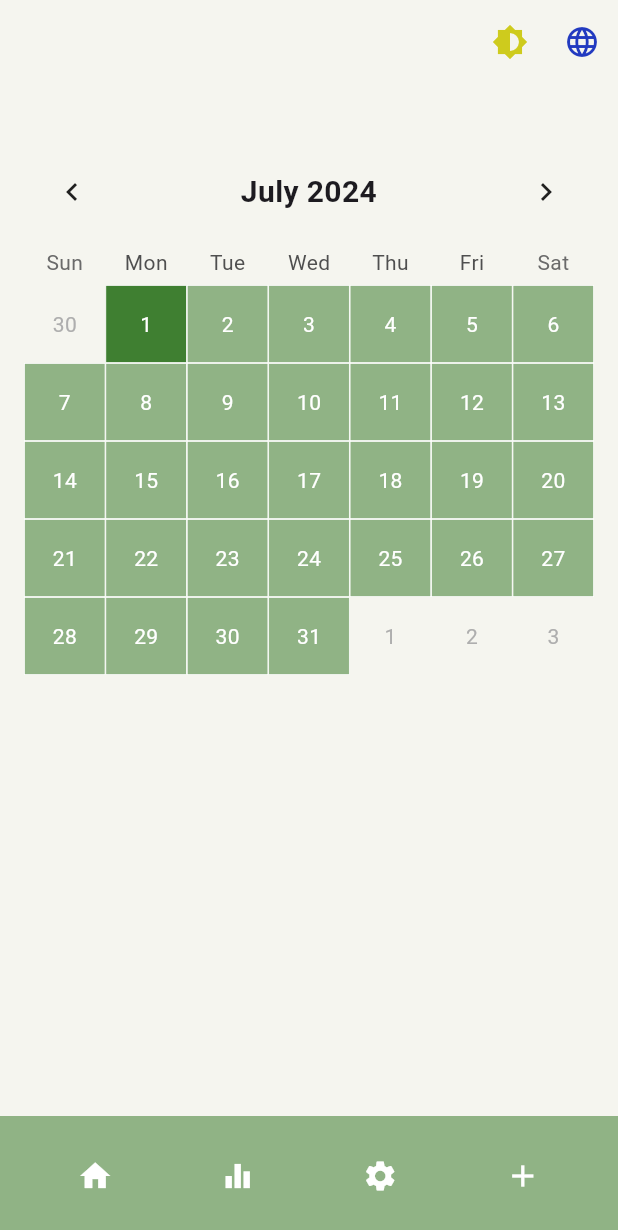
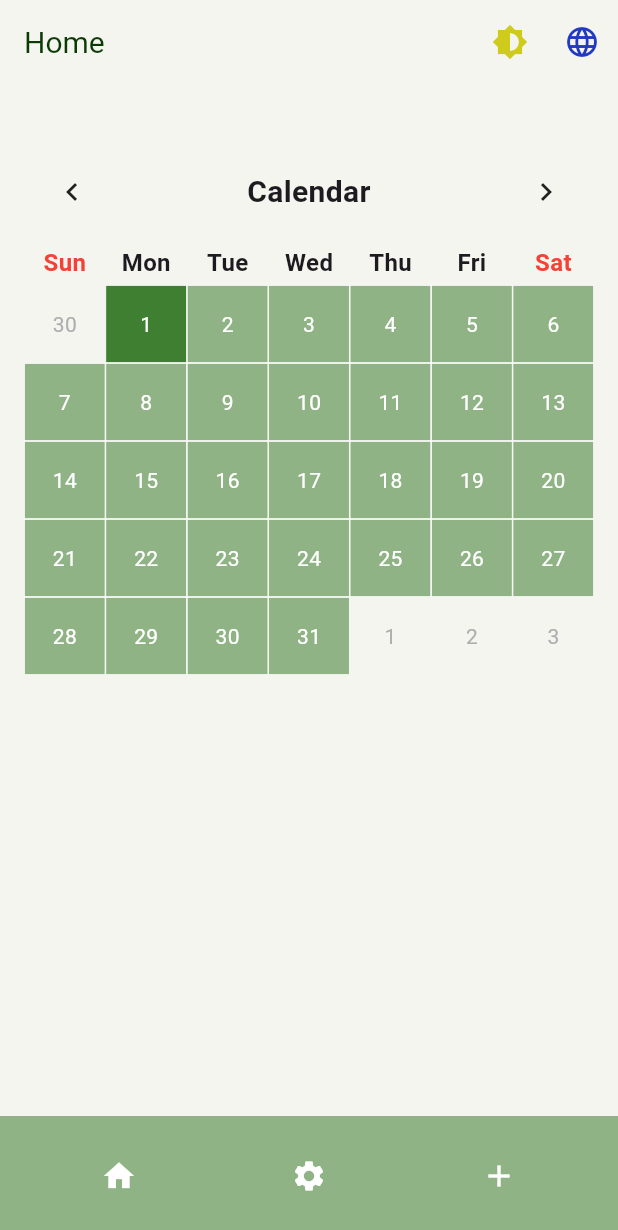
Before and after one commit to CMDF-team-project/Project, a Flutter app: the screen it shows after launch, after a tap on the "home" icon, on a phone screen of 412 x 824 dp. Shown: the top 1230 px of the screen. Run offline on Flutter 3.47's test engine with Material 3 defaults, Android fonts, the phone set to English and light mode, and no system bars; drawn by our look-alikes of table_calendar; our stand-ins replace connectivity_plus, firebase_core, firebase_database; accounts and stored records are empty.

Commit message:
add localization (partially)

```diff
--- /dev/null
+++ b/lib/app_localizations.dart
@@ -0,0 +1,54 @@
+import 'dart:convert';
+import 'package:flutter/material.dart';
+import 'package:flutter/services.dart';
+
+class AppLocalizations {
+  final Locale locale;
+
+  AppLocalizations(this.locale);
+
+  static AppLocalizations? of(BuildContext context) {
+    return Localizations.of<AppLocalizations>(context, AppLocalizations);
+  }
+
+  static const LocalizationsDelegate<AppLocalizations> delegate = _AppLocalizationsDelegate();
+
+  late Map<String, String> _localizedStrings;
+
+  Future<bool> load() async {
+    String jsonString = await rootBundle.loadString('lib/l10n/intl_${locale.languageCode}.json');
+    Map<String, dynamic> jsonMap = json.decode(jsonString);
+
+    _localizedStrings = jsonMap.map((key, value) {
+      return MapEntry(key, value.toString());
+    });
+
+    return true;
+  }
+
+
+  String? translate(String key) {
+    return _localizedStrings[key];
+  }
+}
+
+class _AppLocalizationsDelegate extends LocalizationsDelegate<AppLocalizations> {
+  const _AppLocalizationsDelegate();
+
+  @override
+  bool isSupported(Locale locale) {
+    return ['en', 'ru'].contains(locale.languageCode);
+  }
+
+  @override
+  Future<AppLocalizations> load(Locale locale) async {
+    AppLocalizations localizations = AppLocalizations(locale);
+    await localizations.load();
+    return localizations;
+  }
+
+  @override
+  bool shouldReload(covariant LocalizationsDelegate<AppLocalizations> old) {
+    return false;
+  }
+}
--- /dev/null
+++ b/lib/l10n/l10n.dart
@@ -0,0 +1,53 @@
+import 'package:flutter/material.dart';
+import 'package:intl/intl.dart';
+import 'dart:async';
+import 'dart:convert';
+import 'package:flutter/services.dart';
+
+class AppLocalizations {
+  final Locale locale;
+
+  AppLocalizations(this.locale);
+
+  static AppLocalizations? of(BuildContext context) {
+    return Localizations.of<AppLocalizations>(context, AppLocalizations);
+  }
+
+  static const LocalizationsDelegate<AppLocalizations> delegate = _AppLocalizationsDelegate();
+
+  Map<String, String>? _localizedStrings;
+
+  Future<bool> load() async {
+    String jsonString = await rootBundle.loadString('lib/l10n/intl_${locale.languageCode}.json');
+    Map<String, dynamic> jsonMap = json.decode(jsonString);
+
+    _localizedStrings = jsonMap.map((key, value) {
+      return MapEntry(key, value.toString());
+    });
+
+    return true;
+  }
+
+  String? translate(String key) {
+    return _localizedStrings?[key];
+  }
+}
+
+class _AppLocalizationsDelegate extends LocalizationsDelegate<AppLocalizations> {
+  const _AppLocalizationsDelegate();
+
+  @override
+  bool isSupported(Locale locale) {
+    return ['en', 'ru'].contains(locale.languageCode);
+  }
+
+  @override
+  Future<AppLocalizations> load(Locale locale) async {
+    AppLocalizations localizations = AppLocalizations(locale);
+    await localizations.load();
+    return localizations;
+  }
+
+  @override
+  bool shouldReload(_AppLocalizationsDelegate old) => false;
+}
--- /dev/null
+++ b/lib/locale_provider.dart
@@ -0,0 +1,36 @@
+import 'package:flutter/material.dart';
+
+class LocaleProvider with ChangeNotifier {
+  Locale _locale = const Locale('en');
+
+  Locale get locale => _locale;
+
+  void setLocale(Locale locale) {
+    if (!L10n.all.contains(locale)) return;
+    _locale = locale;
+    notifyListeners();
+  }
+
+  void clearLocale() {
+    _locale = const Locale('en');
+    notifyListeners();
+  }
+}
+
+class L10n {
+  static final all = [
+    const Locale('en'),
+    const Locale('ru'),
+  ];
+
+  static String getFlag(String code) {
+    switch (code) {
+      case 'en':
+        return '🇺🇸';
+      case 'ru':
+        return '🇷🇺';
+      default:
+        return '🇺🇸';
+    }
+  }
+}
--- a/lib/main.dart
+++ b/lib/main.dart
@@ -4,10 +4,14 @@ import 'package:provider/provider.dart';
 import 'package:team_project/additional_screens/splash_screen.dart';
 import 'package:team_project/connectivity/connectivity_service.dart';
 import 'package:team_project/firebase_options.dart';
+import 'package:team_project/l10n/l10n.dart';
 import 'package:team_project/screens/home_screen.dart';
 import 'package:team_project/storage/provider.dart';
 import 'package:connectivity_plus/connectivity_plus.dart';
 import 'package:flutter/material.dart';
+import 'package:flutter_localizations/flutter_localizations.dart';
+import 'package:team_project/app_localizations.dart' as app_localizations;
+import 'package:team_project/locale_provider.dart';
 
 late ConnectivityService connectionService;
 
@@ -19,8 +23,11 @@ Future<void> main() async {
 
   connectionService = await ConnectivityService(Connectivity()).init();
   runApp(
-    ChangeNotifierProvider(
-      create: (context) => MoodModel(),
+    MultiProvider(
+      providers: [
+        ChangeNotifierProvider(create: (context) => MoodModel()),
+        ChangeNotifierProvider(create: (context) => LocaleProvider()),
+      ],
       child: const MyApp(),
     ),
   );
@@ -32,13 +39,16 @@ class MyApp extends StatelessWidget {
   @override
   Widget build(BuildContext context) {
     final isDarkMode = Provider.of<MoodModel>(context).isDarkMode;
+    final localeProvider = Provider.of<LocaleProvider>(context);
+
     ThemeData darkTheme = ThemeData.dark().copyWith(
-      scaffoldBackgroundColor: Color.fromARGB(255, 39, 46, 37),
-      appBarTheme: AppBarTheme(backgroundColor: Color.fromARGB(255, 39, 46, 37),
-      titleTextStyle: TextStyle(color: Colors.white, fontSize: 20),
+      scaffoldBackgroundColor: const Color.fromARGB(255, 39, 46, 37),
+      appBarTheme: const AppBarTheme(
+        backgroundColor: Color.fromARGB(255, 39, 46, 37),
+        titleTextStyle: TextStyle(color: Colors.white, fontSize: 20),
       ),
-      bottomAppBarTheme: BottomAppBarTheme(color: Color.fromARGB(255, 17, 20, 16)),
-      textTheme: TextTheme(
+      bottomAppBarTheme: const BottomAppBarTheme(color: Color.fromARGB(255, 17, 20, 16)),
+      textTheme: const TextTheme(
         bodyLarge: TextStyle(color: Colors.white),
         bodyMedium: TextStyle(color: Colors.white),
         bodySmall: TextStyle(color: Colors.white),
@@ -49,7 +59,7 @@ class MyApp extends StatelessWidget {
         labelMedium: TextStyle(color: Colors.white),
         labelSmall: TextStyle(color: Colors.white),
       ),
-      dialogTheme: DialogTheme(
+      dialogTheme: const DialogTheme(
         titleTextStyle: TextStyle(color: Colors.white, fontSize: 20),
         backgroundColor: Color.fromARGB(255, 17, 20, 16),
       ),
@@ -57,21 +67,36 @@ class MyApp extends StatelessWidget {
     );
 
     ThemeData lightTheme = ThemeData(
-      scaffoldBackgroundColor: Color.fromARGB(255, 245, 245, 239),
-      appBarTheme: AppBarTheme(backgroundColor: Color.fromARGB(255, 245, 245, 239),
-      titleTextStyle: TextStyle(color: Color.fromARGB(255, 11, 58, 4), fontSize: 20),),
-      bottomAppBarTheme: BottomAppBarTheme(color: Color.fromARGB(255, 43, 114, 28).withOpacity(0.5)),
-      dialogTheme: DialogTheme(
+      scaffoldBackgroundColor: const Color.fromARGB(255, 245, 245, 239),
+      appBarTheme: const AppBarTheme(
+        backgroundColor: Color.fromARGB(255, 245, 245, 239),
         titleTextStyle: TextStyle(color: Color.fromARGB(255, 11, 58, 4), fontSize: 20),
       ),
-      textButtonTheme: TextButtonThemeData(style: TextButton.styleFrom(foregroundColor: Color.fromARGB(255, 11, 58, 4))),
+      bottomAppBarTheme: BottomAppBarTheme(color: const Color.fromARGB(255, 43, 114, 28).withOpacity(0.5)),
+      dialogTheme: const DialogTheme(
+        titleTextStyle: TextStyle(color: Color.fromARGB(255, 11, 58, 4), fontSize: 20),
+      ),
+      textButtonTheme: TextButtonThemeData(style: TextButton.styleFrom(foregroundColor: const Color.fromARGB(255, 11, 58, 4))),
     );
+
     return MaterialApp(
+      debugShowCheckedModeBanner: false,
+      localizationsDelegates: [
+        GlobalMaterialLocalizations.delegate,
+        GlobalWidgetsLocalizations.delegate,
+        app_localizations.AppLocalizations.delegate,
+      ],
+      supportedLocales: L10n.all,
+      locale: localeProvider.locale,
       theme: isDarkMode ? darkTheme : lightTheme,
       initialRoute: '/',
       routes: {
-        '/': (context) => SplashScreen(),
-        '/home': (context) => const HomeScreen(),
+        '/': (context) {
+          return SplashScreen();
+        },
+        '/home': (context) {
+          return const HomeScreen();
+        },
       },
     );
   }
--- a/lib/screens/home_screen.dart
+++ b/lib/screens/home_screen.dart
@@ -1,10 +1,13 @@
 import 'package:flutter/material.dart';
+import 'package:intl/intl.dart';
 import 'package:table_calendar/table_calendar.dart';
 import 'package:provider/provider.dart';
 import 'package:team_project/connectivity/core.dart';
 import 'package:team_project/dialogue/mood_dialogue.dart';
+import 'package:team_project/locale_provider.dart';
 import 'package:team_project/screens/mood_page.dart';
 import 'package:team_project/storage/provider.dart';
+import 'package:team_project/app_localizations.dart' as app_localizations;
 
 
 class HomeScreen extends StatefulWidget {
@@ -21,10 +24,12 @@ class _HomeScreenState extends State<HomeScreen>
   @override
   Widget buildPage(BuildContext context) {
     final model = Provider.of<MoodModel>(context);
+    final localeProvider = Provider.of<LocaleProvider>(context);
+    final localizations = app_localizations.AppLocalizations.of(context)!;
 
     return Scaffold(
       appBar: AppBar(
-
+        title: Text(localizations.translate('home_title') ?? 'Home'),
         actions: [
           IconButton(
             onPressed: () {
@@ -41,6 +46,24 @@ class _HomeScreenState extends State<HomeScreen>
               color: Color.fromARGB(255, 34, 58, 192),
             ),
             onPressed: () {
+              showDialog(
+                context: context,
+                builder: (context) => AlertDialog(
+                  title: Text(localizations.translate('select_language') ?? 'Select Language'),
+                  content: Column(
+                    mainAxisSize: MainAxisSize.min,
+                    children: L10n.all.map((locale) {
+                      return ListTile(
+                        title: Text(locale.languageCode.toUpperCase()),
+                        onTap: () {
+                          localeProvider.setLocale(locale);
+                          Navigator.of(context).pop();
+                        },
+                      );
+                    }).toList(),
+                  ),
+                ),
+              );
             },
           ),
         ],
@@ -57,6 +80,7 @@ class _HomeScreenState extends State<HomeScreen>
                 lastDay: DateTime.utc(2100, 12, 31),
                 focusedDay: model.selectedDay ?? DateTime.now(),
                 calendarFormat: CalendarFormat.month,
+                locale: localeProvider.locale.languageCode,
                 selectedDayPredicate: (day) {
                   return isSameDay(model.selectedDay, day);
                 },
@@ -65,21 +89,31 @@ class _HomeScreenState extends State<HomeScreen>
                   showMoodDialog(context, selectedDay);
                 },
                 onPageChanged: (focusedDay) {},
-                headerStyle: const HeaderStyle(
+                headerStyle: HeaderStyle(
                   formatButtonVisible: false,
                   titleCentered: true,
-                  titleTextStyle: TextStyle(
+                  titleTextStyle: const TextStyle(
                     fontSize: 20,
                     fontWeight: FontWeight.bold,
                   ),
+                  titleTextFormatter: (date, locale) {
+                    return localizations.translate('calendar_header') ?? '';
+                  },
                 ),
                 daysOfWeekHeight: 30,
+                daysOfWeekStyle: DaysOfWeekStyle(
+                  weekdayStyle: TextStyle(fontSize: 16, fontWeight: FontWeight.bold),
+                  weekendStyle: TextStyle(fontSize: 16, fontWeight: FontWeight.bold, color: Colors.red),
+                  dowTextFormatter: (date, locale) {
+                    return DateFormat.E(localeProvider.locale.languageCode).format(date);
+                  },
+                ),
                 calendarBuilders: CalendarBuilders(
                   defaultBuilder: (context, date, _) {
                     return FutureBuilder<Color>(
                       future: model.getMoodColorByDate(date),
                       builder: (context, snapshot) {
-                        Color backgroundColor = snapshot.data ?? Color.fromARGB(255, 39, 165, 66);
+                        Color backgroundColor = snapshot.data ?? const Color.fromARGB(255, 39, 165, 66);
                         Color textColor = Colors.white;
 
                         return Container(
@@ -164,15 +198,6 @@ class _HomeScreenState extends State<HomeScreen>
             ),
             IconButton(
               icon: const Icon(
-                Icons.equalizer,
-                color: Colors.white,
-              ),
-              onPressed: () {
-
-              },
-            ),
-            IconButton(
-              icon: const Icon(
                 Icons.settings,
                 color: Colors.white,
               ),
```
Also changed, not shown: lib/l10n/intl_en.json (added, +16 -0 lines), lib/l10n/intl_ru.json (added, +16 -0 lines), lib/screens/mood_page.dart (+19 -11 lines), pubspec.yaml (+6 -2 lines), pubspec.lock, 8 other files.
